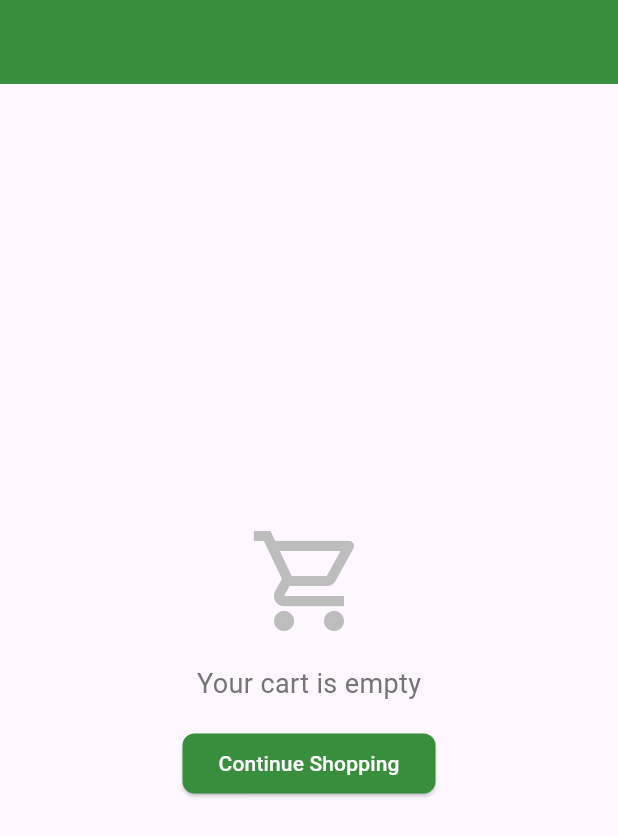
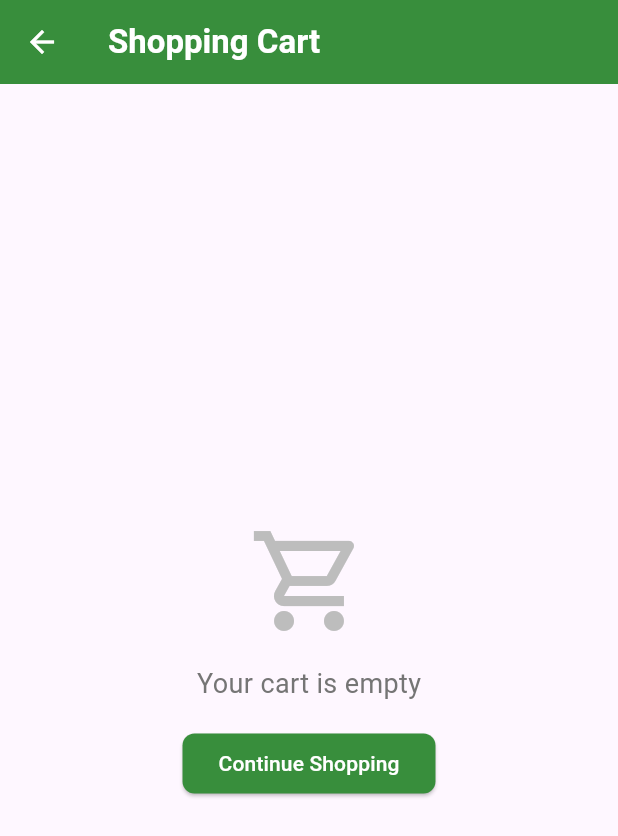
Before and after one commit to tamim131415/turf_app, a Flutter app: the CartScreen screen opened by its route, on a phone screen of 412 x 824 dp. Shown: the top 836 px of the screen. Run offline on Flutter 3.47's test engine with Material 3 defaults, Android fonts, the phone set to English and light mode, and no system bars; our stand-ins replace cloud_firestore, dio, firebase_core, firebase_storage, get, image_picker and 1 more; accounts and stored records are empty; network calls fail.

Commit message:
Fix cart screen UI and remove duplicate toast
- Add proper title and back button styling to cart screen
- Remove duplicate success message when removing items from cart
- Make cart screen header more visible with white text on green background

```diff
--- a/lib/screens/cart/cart_screen.dart
+++ b/lib/screens/cart/cart_screen.dart
@@ -13,8 +13,14 @@ class CartScreen extends StatelessWidget {
 
     return Scaffold(
       appBar: AppBar(
-        title: Text('Shopping Cart'),
+        title: Text(
+          'Shopping Cart',
+          style: TextStyle(color: Colors.white, fontWeight: FontWeight.bold),
+        ),
         backgroundColor: Colors.green[700],
+        foregroundColor: Colors.white,
+        elevation: 0,
+        iconTheme: IconThemeData(color: Colors.white),
       ),
       body: Obx(() {
         if (controller.cartItems.isEmpty) {
--- a/lib/widgets/cart_item.dart
+++ b/lib/widgets/cart_item.dart
@@ -48,11 +48,6 @@ class CartItem extends StatelessWidget {
               icon: Icon(Icons.delete_outline, color: Colors.red),
               onPressed: () {
                 controller.removeFromCart(product);
-                Get.snackbar(
-                  'Removed',
-                  '${product.name} removed from cart',
-                  snackPosition: SnackPosition.BOTTOM,
-                );
               },
             ),
           ],
```
